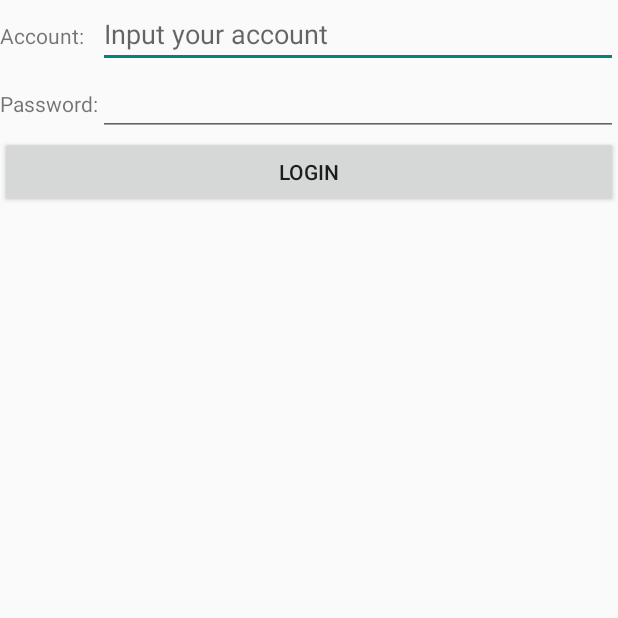
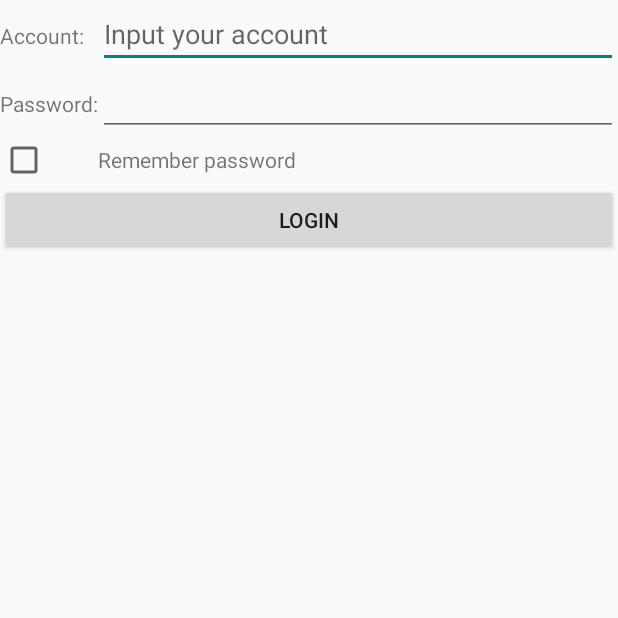
Before and after one commit to ziyonghong/BroadcastBestPractice, an Android app: the screen it shows after launch (LoginActivity), on a phone screen of 412 x 824 dp, the top half of it. Run offline under Robolectric (Android 15) with nearby library versions, the phone set to English and light mode, and no system bars.

Commit message:
实现记住密码功能

```diff
--- a/app/src/main/java/com/example/broadcastbestpractice/LoginActivity.java
+++ b/app/src/main/java/com/example/broadcastbestpractice/LoginActivity.java
@@ -1,9 +1,12 @@
 package com.example.broadcastbestpractice;
 
 import android.content.Intent;
+import android.content.SharedPreferences;
 import android.os.Bundle;
+import android.preference.PreferenceManager;
 import android.view.View;
 import android.widget.Button;
+import android.widget.CheckBox;
 import android.widget.EditText;
 import android.widget.Toast;
 
@@ -11,13 +14,32 @@ public class LoginActivity extends BaseActivity {
     private EditText accountEdit;
     private EditText passwordEdit;
     private Button login;
+    //增加SharedPreferences存储对象
+    private SharedPreferences pref;
+    private SharedPreferences.Editor editor;
+
+    private CheckBox rememberPass;
 
     protected void onCreate(Bundle savedInstanceState) {
         super.onCreate(savedInstanceState);
         setContentView(R.layout.login);
+        //获取SharedPreferences对象
+        pref= PreferenceManager.getDefaultSharedPreferences(this);
+
         accountEdit = (EditText) findViewById(R.id.account);
         passwordEdit = (EditText) findViewById(R.id.password);
+        rememberPass=(CheckBox)findViewById(R.id.remember_pass);
         login = (Button) findViewById(R.id.login);
+
+        boolean isRemember =pref.getBoolean("remember_password",false);
+        if(isRemember){
+            //将账号和密码都设置到文本框中
+            String account=pref.getString("account","");
+            String password=pref.getString("password","");
+            accountEdit.setText(account);
+            passwordEdit.setText(password);
+            rememberPass.setChecked(true);
+        }
         login.setOnClickListener(new View.OnClickListener() {
             @Override
             public void onClick(View v) {
@@ -25,6 +47,15 @@ public class LoginActivity extends BaseActivity {
                 String password = passwordEdit.getText().toString();
 // 如果账号是admin且密码是123456，就认为登录成功
                 if (account.equals("admin") && password.equals("123456")) {
+                    editor=pref.edit();
+                    if(rememberPass.isChecked()){//检查复选框是否被选中
+                        editor.putBoolean("remember_password",true);
+                        editor.putString("account",account);
+                        editor.putString("password",password);
+                    }else{
+                        editor.clear();
+                    }
+                    editor.commit();
                     Intent intent = new Intent(LoginActivity.this,
                             MainActivity.class);  //成功则跳转到MainActivity
                     startActivity(intent);
--- a/app/src/main/res/layout/login.xml
+++ b/app/src/main/res/layout/login.xml
@@ -22,6 +22,14 @@
             android:inputType="textPassword" />
     </TableRow>
     <TableRow>
+        <CheckBox
+            android:id="@+id/remember_pass"
+            android:layout_height="wrap_content" />
+        <TextView
+            android:layout_height="wrap_content"
+            android:text="Remember password" />
+    </TableRow>
+    <TableRow>
         <Button
             android:id="@+id/login"
             android:layout_height="wrap_content"
```
